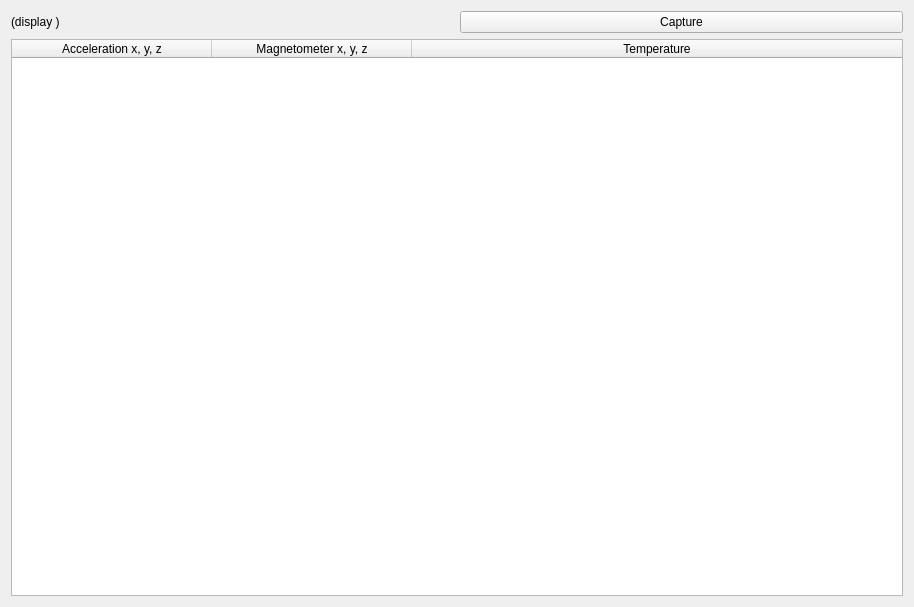
baharev/szte-wsn-code, file tinyos-2.x/trunk/support/cpp/TestShimmer/src/EllipsoidCalibration.ui: the form before one commit.
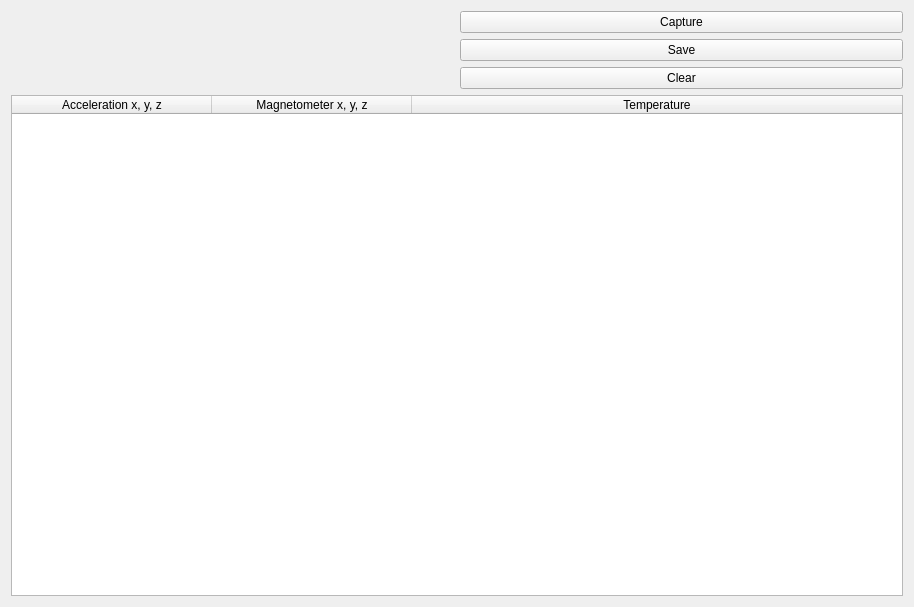
The form after the commit.

Commit message: Widget for ellipsoid calibration: everything works apart from exporting captured data

Patch:
```diff
--- a/tinyos-2.x/trunk/support/cpp/TestShimmer/src/EllipsoidCalibration.ui
+++ b/tinyos-2.x/trunk/support/cpp/TestShimmer/src/EllipsoidCalibration.ui
@@ -17,7 +17,7 @@
    <item row="0" column="0">
     <widget class="QLabel" name="label">
      <property name="text">
-      <string>(display )</string>
+      <string/>
      </property>
     </widget>
    </item>
@@ -34,7 +34,7 @@
      </property>
     </widget>
    </item>
-   <item row="1" column="0" colspan="2">
+   <item row="3" column="0" colspan="2">
     <widget class="QTableWidget" name="tableWidget">
      <property name="alternatingRowColors">
       <bool>true</bool>
@@ -74,6 +74,27 @@
      </column>
     </widget>
    </item>
+   <item row="1" column="0">
+    <widget class="QLabel" name="diffLabel">
+     <property name="text">
+      <string/>
+     </property>
+    </widget>
+   </item>
+   <item row="1" column="1">
+    <widget class="QPushButton" name="saveButton">
+     <property name="text">
+      <string>Save</string>
+     </property>
+    </widget>
+   </item>
+   <item row="2" column="1">
+    <widget class="QPushButton" name="clearButton">
+     <property name="text">
+      <string>Clear</string>
+     </property>
+    </widget>
+   </item>
   </layout>
  </widget>
  <resources/>
```
Left out of the diff: 4 changed lines with no effect on the pictures. The commit also changes 4 other files.
